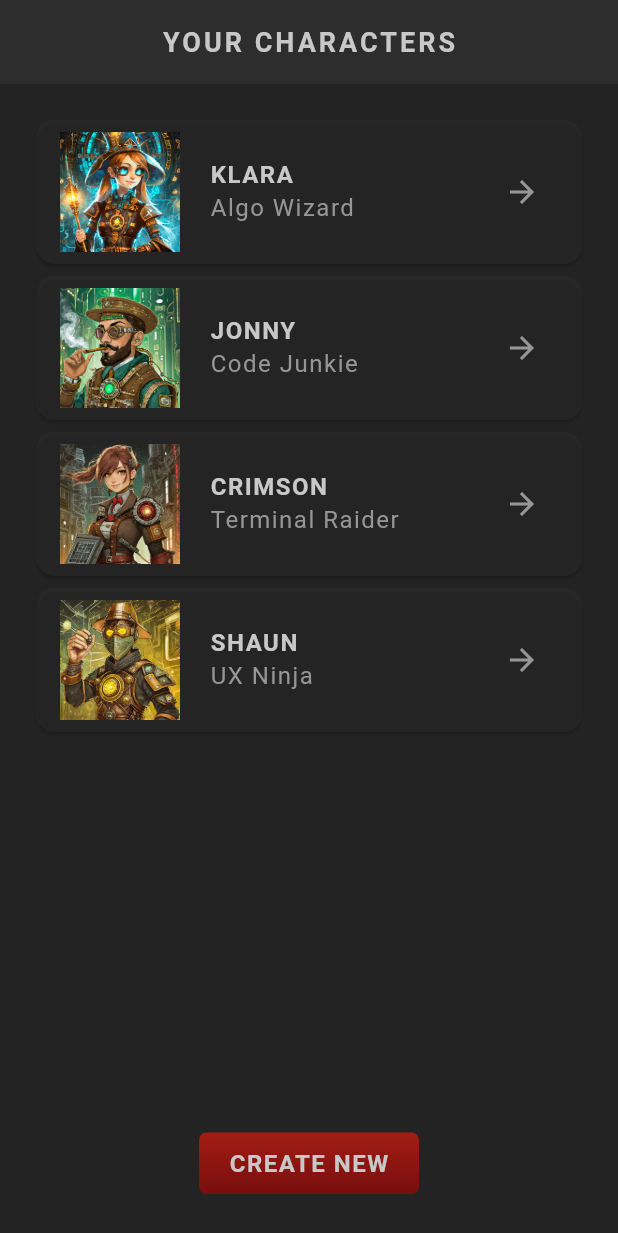
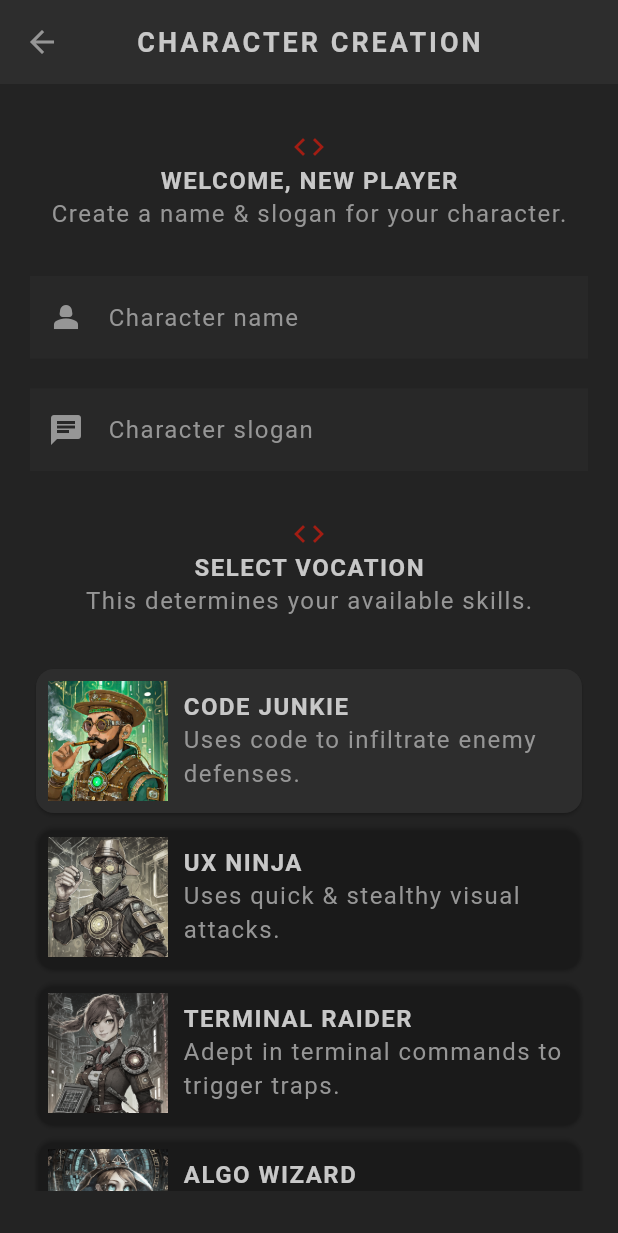
Before and after one commit to sikdarsadmanrahman/character-play, a Flutter app: the screen it shows after launch, after a tap on "CREATE NEW", on a phone screen of 412 x 824 dp. Shown: the top 1233 px of the screen. Run offline on Flutter 3.47's test engine with Material 3 defaults, Android fonts, the phone set to English and light mode, and no system bars; our stand-ins replace google_fonts; Roboto replaces fonts that are missing (Kanit).

Commit message:
user input and push, pop routes, screen navigation, show dialog

```diff
--- a/lib/main.dart
+++ b/lib/main.dart
@@ -1,3 +1,4 @@
+import 'package:character_game/screens/create/create.dart';
 import 'package:character_game/screens/home/home.dart';
 import 'package:character_game/theme.dart';
 import 'package:flutter/material.dart';
--- /dev/null
+++ b/lib/screens/create/create.dart
@@ -0,0 +1,218 @@
+import 'package:character_game/models/character.dart';
+import 'package:character_game/models/vocation.dart';
+import 'package:character_game/screens/create/vocation_card.dart';
+import 'package:character_game/screens/home/home.dart';
+import 'package:character_game/shared/styled_button.dart';
+import 'package:character_game/shared/styled_text.dart';
+import 'package:character_game/theme.dart';
+import 'package:flutter/material.dart';
+import 'package:google_fonts/google_fonts.dart';
+import 'package:uuid/uuid.dart';
+
+var uuid = const Uuid();
+
+
+class Create extends StatefulWidget {
+  const Create({super.key});
+
+  @override
+  State<Create> createState() => _CreateState();
+}
+
+class _CreateState extends State<Create> {
+
+  final _nameController = TextEditingController();
+  final _sloganController = TextEditingController();
+
+  @override
+  void dispose(){
+    //clean up the controller when the widget is disposed
+    _nameController.dispose();
+    _sloganController.dispose();
+
+    super.dispose();
+  }
+
+  //handling vocation selection
+  Vocation selectedVocation = Vocation.junkie;
+  void updateVocation(Vocation vocation) {
+    setState(() {
+      selectedVocation = vocation;
+    });
+  }
+
+  //submit handler
+  void submitHandler () {
+    if(_nameController.text.trim().isEmpty){
+
+      showDialog(context: context, builder: (ctx) {
+        return AlertDialog(
+          title: const StyledHeadline('Missing Name'),
+          content: const StyledText('You must enter a name...'),
+          actions: [
+            StyledButton(
+              onPressed: () => Navigator.pop(ctx),
+              child: const StyledText('Close'),
+            )
+          ],
+          actionsAlignment: MainAxisAlignment.center,
+        );
+      });
+      return;
+    }
+    if(_sloganController.text.trim().isEmpty){
+
+
+      showDialog(context: context, builder: (ctx) {
+        return AlertDialog(
+          title: const StyledHeadline('Missing Slogan'),
+          content: const StyledText('You must enter a catchy slogan...'),
+          actions: [
+            StyledButton(
+              onPressed: () => Navigator.pop(ctx),
+              child: const StyledText('Close'),
+            )
+          ],
+          actionsAlignment: MainAxisAlignment.center,
+        );
+      });
+      return;
+    }
+    characters.add(Character(
+      id: uuid.v4(),
+      name: _nameController.text.trim(),
+      slogan: _sloganController.text.trim(),
+      vocation: selectedVocation,
+    ));
+
+    Navigator.push(context, MaterialPageRoute(
+      builder: (ctx) => Home(),
+    ));
+  }
+
+  @override
+  Widget build(BuildContext context) {
+    return Scaffold(
+      appBar: AppBar(
+      title: const StyledTitle("Character Creation",
+        ),
+      centerTitle: true,
+    ),
+    body: Container(
+      padding: EdgeInsets.symmetric(vertical: 30, horizontal: 20),
+      child: SingleChildScrollView(
+        child: Column(
+          children: [
+
+            // welcome message
+            Center(
+              child: Icon(Icons.code, color: AppColor.primaryColor),
+            ),
+            const Center(
+              child: StyledHeadline('Welcome, new player'),
+            ),
+            const Center(
+              child: StyledText('Create a name & slogan for your character.'),
+            ),
+            SizedBox(height: 30,),
+
+
+            //input field
+            TextField(
+              controller: _nameController,
+              style: GoogleFonts.kanit(
+                textStyle: Theme.of(context).textTheme.bodyMedium,
+              ),
+              decoration: const InputDecoration(
+                prefixIcon: Icon(Icons.person_2),
+                label: StyledText('Character name'),
+              ),
+              cursorColor: AppColor.textColor,
+            ),
+
+            const SizedBox(height: 20,),
+
+            TextField(
+              controller: _sloganController,
+              style: GoogleFonts.kanit(
+                textStyle: Theme.of(context).textTheme.bodyMedium,
+              ),
+              decoration: const InputDecoration(
+                prefixIcon: Icon(Icons.chat),
+                label: StyledText('Character slogan'),
+              ),
+              cursorColor: AppColor.textColor,
+            ),
+
+            const SizedBox(height: 30,),
+
+            //select vocation
+            Center(
+              child: Icon(Icons.code, color: AppColor.primaryColor),
+            ),
+            const Center(
+              child: StyledHeadline('Select Vocation'),
+            ),
+            const Center(
+              child: StyledText('This determines your available skills.'),
+            ),
+            SizedBox(height: 30,),
+
+            //vocation cards
+            VocationCard(
+
+              onTap: updateVocation,
+              vocation: Vocation.junkie,
+              selected: selectedVocation == Vocation.junkie,
+            ),
+
+            VocationCard(
+
+              onTap: updateVocation,
+              vocation: Vocation.ninja,
+              selected: selectedVocation == Vocation.ninja,
+            ),
+            VocationCard(
+
+              onTap: updateVocation,
+              vocation: Vocation.raider,
+              selected: selectedVocation == Vocation.raider,
+            ),
+            VocationCard(
+
+              onTap: updateVocation,
+              vocation: Vocation.wizard,
+              selected: selectedVocation == Vocation.wizard,
+            ),
+
+            // best of luck message
+            Center(
+              child: Icon(Icons.code, color: AppColor.primaryColor),
+            ),
+            const Center(
+              child: StyledHeadline('Best of Luck'),
+            ),
+            const Center(
+              child: StyledText('For your journey...'),
+            ),
+            SizedBox(height: 30,),
+
+
+            //create submit button
+            Center(
+              child: StyledButton(
+                onPressed: submitHandler,
+                child: const StyledHeadline('Create Character'),
+              ),
+            )
+          ],
+
+
+        ),
+      ),
+
+
+    ),
+    );
+  }
+}
--- /dev/null
+++ b/lib/screens/create/vocation_card.dart
@@ -0,0 +1,55 @@
+
+import 'package:character_game/models/vocation.dart';
+import 'package:character_game/shared/styled_text.dart';
+import 'package:character_game/theme.dart';
+import 'package:flutter/material.dart';
+
+class VocationCard extends StatelessWidget {
+  const VocationCard({
+    super.key,
+    required this.vocation,
+    required this.onTap,
+    required this.selected
+  });
+
+  final Vocation vocation;
+  final void Function(Vocation) onTap;
+  final bool selected;
+
+  @override
+  Widget build(BuildContext context) {
+    return GestureDetector(
+      onTap: () {
+        onTap(vocation);
+      },
+      child: Card(
+        color: selected ? AppColor.secondaryColor : Colors.transparent,
+        child: Padding(
+          padding: const EdgeInsets.all(8),
+          child: Row(
+            children: [
+
+              //image of vocation
+              Image.asset('assets/img/vocations/${vocation.image}',
+                width: 80,
+                colorBlendMode: BlendMode.color,
+                color: !selected ? Colors.black.withOpacity(0.8) : Colors.transparent ,
+              ),
+              SizedBox(width: 10,),
+
+              Expanded(
+                child: Column(
+                  crossAxisAlignment: CrossAxisAlignment.start,
+                  children: [
+                    StyledHeadline(vocation.title),
+                    StyledText(vocation.description),
+                  ],
+                )
+              )
+            ],
+          ),
+        ),
+      ),
+    );
+  }
+}
--- a/lib/screens/home/home.dart
+++ b/lib/screens/home/home.dart
@@ -1,3 +1,4 @@
+import 'package:character_game/screens/create/create.dart';
 import 'package:character_game/screens/home/character_card.dart';
 import 'package:character_game/models/character.dart';
 import 'package:character_game/shared/styled_button.dart';
@@ -35,7 +36,11 @@ Widget build(BuildContext context) {
           ),
 
           StyledButton(
-            onPressed: () {},
+            onPressed: () {
+              Navigator.push(context, MaterialPageRoute(
+                builder: (ctx) => Create(),
+                ));
+            },
             child: const StyledHeadline('Create New'),
 
           )
--- a/lib/theme.dart
+++ b/lib/theme.dart
@@ -58,4 +58,13 @@ ThemeData primaryTheme = ThemeData(
     ),
   ),
 
+  //input decoration theme
+  inputDecorationTheme: InputDecorationTheme(
+    filled: true,
+    fillColor: AppColor.secondaryColor.withOpacity(0.5),
+    border: InputBorder.none,
+    labelStyle: TextStyle(color: AppColor.textColor),
+    prefixIconColor: AppColor.textColor,
+  ),
+
 );
--- a/pubspec.yaml
+++ b/pubspec.yaml
@@ -35,6 +35,7 @@ dependencies:
   # Use with the CupertinoIcons class for iOS style icons.
   cupertino_icons: ^1.0.8
   google_fonts: ^8.0.1
+  uuid: ^4.5.3
 
 dev_dependencies:
   flutter_test:
```
Also changed, not shown: pubspec.lock.
